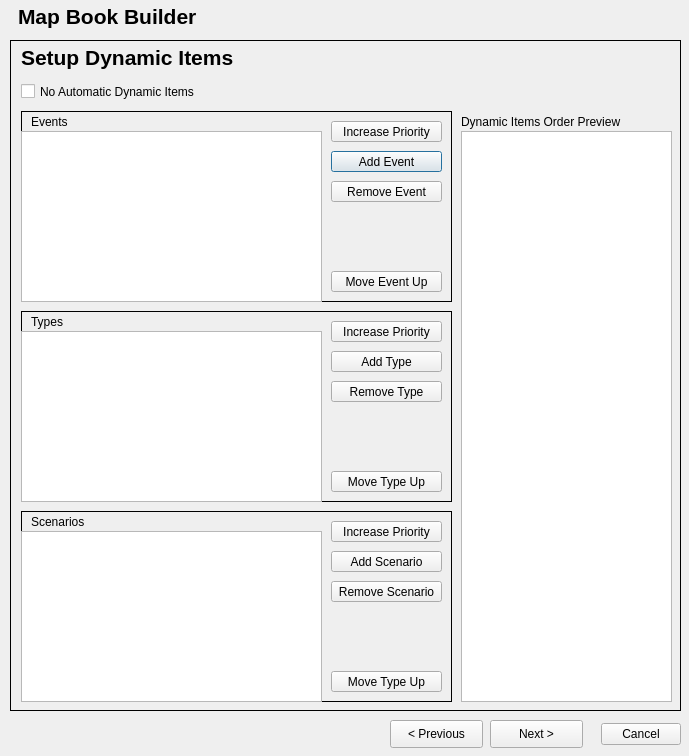
Before: the Qt Designer form mbb_core_dialog_base.ui in anthony-cooper/mbb-qgis-plugin, drawn with Qt 5.
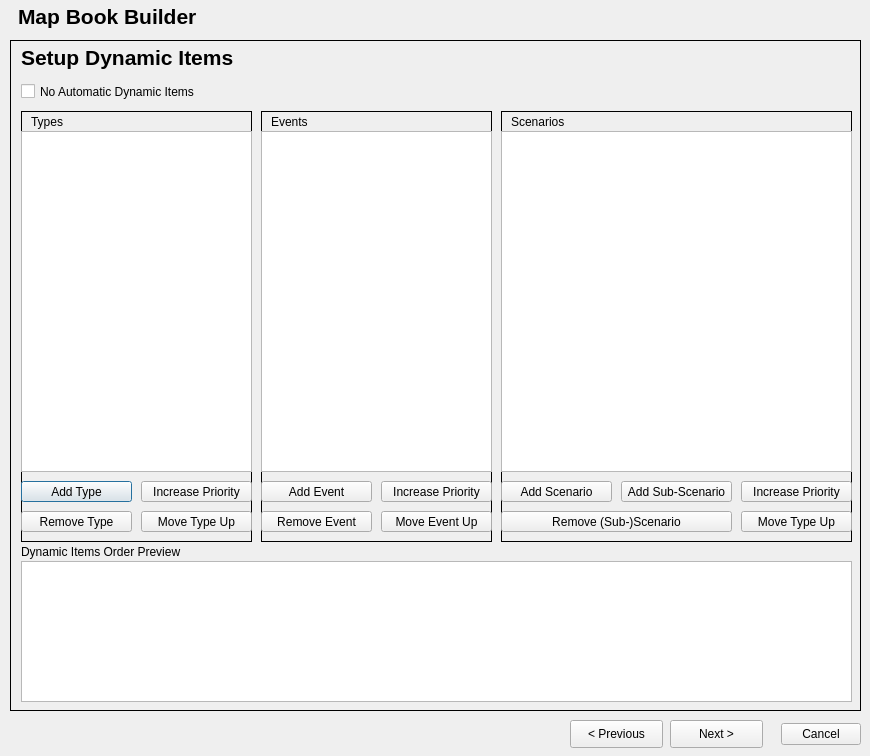
After: the same form once the commit is applied. Custom widgets are drawn as their Qt base class.

Commit message: Core code to add items; Dynamic list of live layers Mostly UI based, base code to add items Change dynamic lists to use live layers

What changed in the file:
```diff
--- a/mbb_core_dialog_base.ui
+++ b/mbb_core_dialog_base.ui
@@ -6,7 +6,7 @@
    <rect>
     <x>0</x>
     <y>0</y>
-    <width>689</width>
+    <width>870</width>
     <height>756</height>
    </rect>
   </property>
@@ -18,7 +18,7 @@
     <rect>
      <x>10</x>
      <y>40</y>
-     <width>671</width>
+     <width>851</width>
      <height>671</height>
     </rect>
    </property>
@@ -306,10 +306,10 @@
     <widget class="QListWidget" name="previewList">
      <property name="geometry">
       <rect>
-       <x>450</x>
-       <y>90</y>
-       <width>211</width>
-       <height>571</height>
+       <x>10</x>
+       <y>520</y>
+       <width>831</width>
+       <height>141</height>
       </rect>
      </property>
      <property name="horizontalScrollBarPolicy">
@@ -334,9 +334,9 @@
     <widget class="QLabel" name="label">
      <property name="geometry">
       <rect>
-       <x>450</x>
-       <y>70</y>
-       <width>211</width>
+       <x>10</x>
+       <y>500</y>
+       <width>311</width>
        <height>21</height>
       </rect>
      </property>
@@ -344,107 +344,13 @@
       <string>Dynamic Items Order Preview</string>
      </property>
     </widget>
-    <widget class="QFrame" name="Events">
-     <property name="geometry">
-      <rect>
-       <x>10</x>
-       <y>70</y>
-       <width>431</width>
-       <height>191</height>
-      </rect>
-     </property>
-     <property name="frameShape">
-      <enum>QFrame::Box</enum>
-     </property>
-     <property name="frameShadow">
-      <enum>QFrame::Plain</enum>
-     </property>
-     <widget class="QLabel" name="label_2">
-      <property name="geometry">
-       <rect>
-        <x>10</x>
-        <y>0</y>
-        <width>71</width>
-        <height>21</height>
-       </rect>
-      </property>
-      <property name="text">
-       <string>Events</string>
-      </property>
-     </widget>
-     <widget class="QPushButton" name="eAdd">
-      <property name="geometry">
-       <rect>
-        <x>310</x>
-        <y>40</y>
-        <width>111</width>
-        <height>21</height>
-       </rect>
-      </property>
-      <property name="text">
-       <string>Add Event</string>
-      </property>
-     </widget>
-     <widget class="QPushButton" name="eRemove">
-      <property name="geometry">
-       <rect>
-        <x>310</x>
-        <y>70</y>
-        <width>111</width>
-        <height>21</height>
-       </rect>
-      </property>
-      <property name="text">
-       <string>Remove Event</string>
-      </property>
-     </widget>
-     <widget class="QPushButton" name="eMoveUp">
-      <property name="geometry">
-       <rect>
-        <x>310</x>
-        <y>160</y>
-        <width>111</width>
-        <height>21</height>
-       </rect>
-      </property>
-      <property name="text">
-       <string>Move Event Up</string>
-      </property>
-     </widget>
-     <widget class="QPushButton" name="eIncrease">
-      <property name="geometry">
-       <rect>
-        <x>310</x>
-        <y>10</y>
-        <width>111</width>
-        <height>21</height>
-       </rect>
-      </property>
-      <property name="text">
-       <string>Increase Priority</string>
-      </property>
-     </widget>
-     <widget class="QListWidget" name="eList">
-      <property name="geometry">
-       <rect>
-        <x>0</x>
-        <y>20</y>
-        <width>301</width>
-        <height>171</height>
-       </rect>
-      </property>
-      <property name="alternatingRowColors">
-       <bool>true</bool>
-      </property>
-     </widget>
-    </widget>
     <widget class="QFrame" name="Types">
      <property name="geometry">
       <rect>
        <x>10</x>
-       <y>270</y>
-       <width>431</width>
-       <height>191</height>
+       <y>70</y>
+       <width>231</width>
+       <height>431</height>
       </rect>
      </property>
      <property name="frameShape">
@@ -469,8 +375,8 @@
      <widget class="QPushButton" name="tAdd">
       <property name="geometry">
        <rect>
-        <x>310</x>
-        <y>40</y>
+        <x>0</x>
+        <y>370</y>
         <width>111</width>
         <height>21</height>
        </rect>
@@ -478,12 +384,15 @@
       <property name="text">
        <string>Add Type</string>
       </property>
+      <property name="checkable">
+       <bool>false</bool>
+      </property>
      </widget>
      <widget class="QPushButton" name="tRemove">
       <property name="geometry">
        <rect>
-        <x>310</x>
-        <y>70</y>
+        <x>0</x>
+        <y>400</y>
         <width>111</width>
         <height>21</height>
        </rect>
@@ -495,8 +404,8 @@
      <widget class="QPushButton" name="tMoveUp">
       <property name="geometry">
        <rect>
-        <x>310</x>
-        <y>160</y>
+        <x>120</x>
+        <y>400</y>
         <width>111</width>
         <height>21</height>
        </rect>
@@ -508,8 +417,8 @@
      <widget class="QPushButton" name="tIncrease">
       <property name="geometry">
        <rect>
-        <x>310</x>
-        <y>10</y>
+        <x>120</x>
+        <y>370</y>
         <width>111</width>
         <height>21</height>
        </rect>
@@ -523,8 +432,8 @@
        <rect>
         <x>0</x>
         <y>20</y>
-        <width>301</width>
-        <height>171</height>
+        <width>231</width>
+        <height>341</height>
        </rect>
       </property>
       <property name="alternatingRowColors">
@@ -535,10 +444,10 @@
     <widget class="QFrame" name="Types_2">
      <property name="geometry">
       <rect>
-       <x>10</x>
-       <y>470</y>
-       <width>431</width>
-       <height>191</height>
+       <x>490</x>
+       <y>70</y>
+       <width>351</width>
+       <height>431</height>
       </rect>
      </property>
      <property name="frameShape">
@@ -563,8 +472,8 @@
      <widget class="QPushButton" name="sAdd">
       <property name="geometry">
        <rect>
-        <x>310</x>
-        <y>40</y>
+        <x>0</x>
+        <y>370</y>
         <width>111</width>
         <height>21</height>
        </rect>
@@ -576,21 +485,21 @@
      <widget class="QPushButton" name="tRemove_3">
       <property name="geometry">
        <rect>
-        <x>310</x>
-        <y>70</y>
-        <width>111</width>
+        <x>0</x>
+        <y>400</y>
+        <width>231</width>
         <height>21</height>
        </rect>
       </property>
       <property name="text">
-       <string>Remove Scenario</string>
+       <string>Remove (Sub-)Scenario</string>
       </property>
      </widget>
      <widget class="QPushButton" name="sMoveUp">
       <property name="geometry">
        <rect>
-        <x>310</x>
-        <y>160</y>
+        <x>240</x>
+        <y>400</y>
         <width>111</width>
         <height>21</height>
        </rect>
@@ -602,8 +511,8 @@
      <widget class="QPushButton" name="sIncrease">
       <property name="geometry">
        <rect>
-        <x>310</x>
-        <y>10</y>
+        <x>240</x>
+        <y>370</y>
         <width>111</width>
         <height>21</height>
        </rect>
@@ -617,13 +526,16 @@
        <rect>
         <x>0</x>
         <y>20</y>
-        <width>301</width>
-        <height>171</height>
+        <width>351</width>
+        <height>341</height>
        </rect>
       </property>
       <property name="lineWidth">
        <number>0</number>
       </property>
+      <property name="alternatingRowColors">
+       <bool>true</bool>
+      </property>
       <property name="selectionBehavior">
        <enum>QAbstractItemView::SelectItems</enum>
       </property>
@@ -651,6 +563,113 @@
        </property>
       </column>
      </widget>
+     <widget class="QPushButton" name="sAdd_2">
+      <property name="geometry">
+       <rect>
+        <x>120</x>
+        <y>370</y>
+        <width>111</width>
+        <height>21</height>
+       </rect>
+      </property>
+      <property name="text">
+       <string>Add Sub-Scenario</string>
+      </property>
+     </widget>
+    </widget>
+    <widget class="QFrame" name="Events">
+     <property name="geometry">
+      <rect>
+       <x>250</x>
+       <y>70</y>
+       <width>231</width>
+       <height>431</height>
+      </rect>
+     </property>
+     <property name="frameShape">
+      <enum>QFrame::Box</enum>
+     </property>
+     <property name="frameShadow">
+      <enum>QFrame::Plain</enum>
+     </property>
+     <widget class="QLabel" name="label_2">
+      <property name="geometry">
+       <rect>
+        <x>10</x>
+        <y>0</y>
+        <width>71</width>
+        <height>21</height>
+       </rect>
+      </property>
+      <property name="text">
+       <string>Events</string>
+      </property>
+     </widget>
+     <widget class="QPushButton" name="eAdd">
+      <property name="geometry">
+       <rect>
+        <x>0</x>
+        <y>370</y>
+        <width>111</width>
+        <height>21</height>
+       </rect>
+      </property>
+      <property name="text">
+       <string>Add Event</string>
+      </property>
+     </widget>
+     <widget class="QPushButton" name="eRemove">
+      <property name="geometry">
+       <rect>
+        <x>0</x>
+        <y>400</y>
+        <width>111</width>
+        <height>21</height>
+       </rect>
+      </property>
+      <property name="text">
+       <string>Remove Event</string>
+      </property>
+     </widget>
+     <widget class="QPushButton" name="eMoveUp">
+      <property name="geometry">
+       <rect>
+        <x>120</x>
+        <y>400</y>
+        <width>111</width>
+        <height>21</height>
+       </rect>
+      </property>
+      <property name="text">
+       <string>Move Event Up</string>
+      </property>
+     </widget>
+     <widget class="QPushButton" name="eIncrease">
+      <property name="geometry">
+       <rect>
+        <x>120</x>
+        <y>370</y>
+        <width>111</width>
+        <height>21</height>
+       </rect>
+      </property>
+      <property name="text">
+       <string>Increase Priority</string>
+      </property>
+     </widget>
+     <widget class="QListWidget" name="eList">
+      <property name="geometry">
+       <rect>
+        <x>0</x>
+        <y>20</y>
+        <width>231</width>
+        <height>341</height>
+       </rect>
+      </property>
+      <property name="alternatingRowColors">
+       <bool>true</bool>
+      </property>
+     </widget>
     </widget>
    </widget>
    <widget class="QWidget" name="Review">
@@ -679,7 +698,7 @@
   <widget class="QPushButton" name="nextButton">
    <property name="geometry">
     <rect>
-     <x>490</x>
+     <x>670</x>
      <y>720</y>
      <width>93</width>
      <height>28</height>
@@ -692,7 +711,7 @@
   <widget class="QDialogButtonBox" name="cancelButton">
    <property name="geometry">
     <rect>
-     <x>590</x>
+     <x>770</x>
      <y>720</y>
      <width>91</width>
      <height>28</height>
@@ -708,7 +727,7 @@
    </property>
    <property name="geometry">
     <rect>
-     <x>390</x>
+     <x>570</x>
      <y>720</y>
      <width>93</width>
      <height>28</height>
```
Left out of the diff: 13 changed lines with no effect on the pictures. The commit also changes 2 other files.
